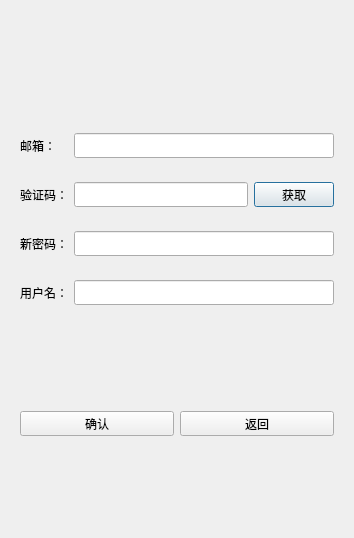
Above: wChat_client/resetdialog.ui from Eulernumber233/wChat before the change. Below: the same form after it.
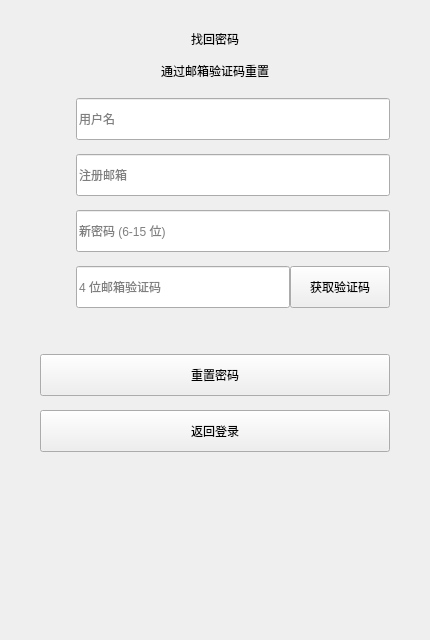
That is the form after the change. Custom widgets are drawn as their Qt base class.

```diff
--- a/wChat_client/resetdialog.ui
+++ b/wChat_client/resetdialog.ui
@@ -1,307 +1,207 @@
 <?xml version="1.0" encoding="UTF-8"?>
 <ui version="4.0">
  <class>ResetDialog</class>
- <widget class="QDialog" name="ResetDialog">
+ <widget class="QWidget" name="ResetDialog">
   <property name="geometry">
    <rect>
     <x>0</x>
     <y>0</y>
-    <width>354</width>
-    <height>538</height>
+    <width>430</width>
+    <height>640</height>
    </rect>
   </property>
-  <property name="windowTitle">
-   <string>Dialog</string>
+  <property name="minimumSize">
+   <size><width>430</width><height>640</height></size>
   </property>
-  <layout class="QVBoxLayout" name="verticalLayout">
+  <property name="maximumSize">
+   <size><width>430</width><height>640</height></size>
+  </property>
+  <layout class="QVBoxLayout" name="page_layout">
+   <property name="leftMargin"><number>40</number></property>
+   <property name="topMargin"><number>30</number></property>
+   <property name="rightMargin"><number>40</number></property>
+   <property name="bottomMargin"><number>36</number></property>
+   <property name="spacing"><number>14</number></property>
+
+   <item alignment="Qt::AlignHCenter">
+    <widget class="QLabel" name="auth_title">
+     <property name="text"><string>找回密码</string></property>
+     <property name="alignment"><set>Qt::AlignmentFlag::AlignCenter</set></property>
+    </widget>
+   </item>
+   <item alignment="Qt::AlignHCenter">
+    <widget class="QLabel" name="auth_sub">
+     <property name="text"><string>通过邮箱验证码重置</string></property>
+     <property name="alignment"><set>Qt::AlignmentFlag::AlignCenter</set></property>
+    </widget>
+   </item>
+
    <item>
-    <spacer name="verticalSpacer">
-     <property name="orientation">
-      <enum>Qt::Orientation::Vertical</enum>
-     </property>
-     <property name="sizeHint" stdset="0">
-      <size>
-       <width>20</width>
-       <height>40</height>
-      </size>
-     </property>
+    <spacer name="vs_before_fields">
+     <property name="orientation"><enum>Qt::Orientation::Vertical</enum></property>
+     <property name="sizeType"><enum>QSizePolicy::Policy::Fixed</enum></property>
+     <property name="sizeHint" stdset="0"><size><width>20</width><height>4</height></size></property>
     </spacer>
    </item>
+
+   <!-- Username -->
    <item>
-    <widget class="QLabel" name="err_tip">
-     <property name="minimumSize">
-      <size>
-       <width>0</width>
-       <height>25</height>
-      </size>
-     </property>
-     <property name="maximumSize">
-      <size>
-       <width>16777215</width>
-       <height>25</height>
-      </size>
-     </property>
-     <property name="text">
-      <string/>
-     </property>
-     <property name="alignment">
-      <set>Qt::AlignmentFlag::AlignCenter</set>
-     </property>
+    <widget class="QWidget" name="user_field" native="true">
+     <property name="minimumSize"><size><width>0</width><height>42</height></size></property>
+     <property name="maximumSize"><size><width>16777215</width><height>42</height></size></property>
+     <layout class="QHBoxLayout" name="user_field_layout">
+      <property name="leftMargin"><number>0</number></property>
+      <property name="topMargin"><number>0</number></property>
+      <property name="rightMargin"><number>0</number></property>
+      <property name="bottomMargin"><number>0</number></property>
+      <property name="spacing"><number>0</number></property>
+      <item>
+       <widget class="QLabel" name="user_icon">
+        <property name="minimumSize"><size><width>36</width><height>42</height></size></property>
+        <property name="maximumSize"><size><width>36</width><height>42</height></size></property>
+        <property name="text"><string/></property>
+        <property name="alignment"><set>Qt::AlignmentFlag::AlignCenter</set></property>
+       </widget>
+      </item>
+      <item>
+       <widget class="QLineEdit" name="user_edit">
+        <property name="minimumSize"><size><width>0</width><height>42</height></size></property>
+        <property name="placeholderText"><string>用户名</string></property>
+       </widget>
+      </item>
+     </layout>
     </widget>
    </item>
+
+   <!-- Email -->
    <item>
-    <widget class="QWidget" name="widget_2" native="true">
-     <layout class="QHBoxLayout" name="horizontalLayout_2">
+    <widget class="QWidget" name="email_field" native="true">
+     <property name="minimumSize"><size><width>0</width><height>42</height></size></property>
+     <property name="maximumSize"><size><width>16777215</width><height>42</height></size></property>
+     <layout class="QHBoxLayout" name="email_field_layout">
+      <property name="leftMargin"><number>0</number></property>
+      <property name="topMargin"><number>0</number></property>
+      <property name="rightMargin"><number>0</number></property>
+      <property name="bottomMargin"><number>0</number></property>
+      <property name="spacing"><number>0</number></property>
       <item>
-       <widget class="QLabel" name="email_lb">
-        <property name="minimumSize">
-         <size>
-          <width>48</width>
-          <height>25</height>
-         </size>
-        </property>
-        <property name="maximumSize">
-         <size>
-          <width>48</width>
-          <height>25</height>
-         </size>
-        </property>
-        <property name="text">
-         <string>邮箱：</string>
-        </property>
+       <widget class="QLabel" name="email_icon">
+        <property name="minimumSize"><size><width>36</width><height>42</height></size></property>
+        <property name="maximumSize"><size><width>36</width><height>42</height></size></property>
+        <property name="text"><string/></property>
+        <property name="alignment"><set>Qt::AlignmentFlag::AlignCenter</set></property>
        </widget>
       </item>
       <item>
        <widget class="QLineEdit" name="email_edit">
-        <property name="minimumSize">
-         <size>
-          <width>0</width>
-          <height>25</height>
-         </size>
-        </property>
-        <property name="maximumSize">
-         <size>
-          <width>16777215</width>
-          <height>25</height>
-         </size>
-        </property>
+        <property name="minimumSize"><size><width>0</width><height>42</height></size></property>
+        <property name="placeholderText"><string>注册邮箱</string></property>
        </widget>
       </item>
      </layout>
     </widget>
    </item>
+
+   <!-- New password -->
    <item>
-    <widget class="QWidget" name="widget_3" native="true">
-     <layout class="QHBoxLayout" name="horizontalLayout_3">
+    <widget class="QWidget" name="pwd_field" native="true">
+     <property name="minimumSize"><size><width>0</width><height>42</height></size></property>
+     <property name="maximumSize"><size><width>16777215</width><height>42</height></size></property>
+     <layout class="QHBoxLayout" name="pwd_field_layout">
+      <property name="leftMargin"><number>0</number></property>
+      <property name="topMargin"><number>0</number></property>
+      <property name="rightMargin"><number>0</number></property>
+      <property name="bottomMargin"><number>0</number></property>
+      <property name="spacing"><number>0</number></property>
       <item>
-       <widget class="QLabel" name="varify_lb">
-        <property name="minimumSize">
-         <size>
-          <width>0</width>
-          <height>25</height>
-         </size>
-        </property>
-        <property name="maximumSize">
-         <size>
-          <width>16777215</width>
-          <height>25</height>
-         </size>
-        </property>
-        <property name="text">
-         <string>验证码：</string>
-        </property>
+       <widget class="QLabel" name="pwd_icon">
+        <property name="minimumSize"><size><width>36</width><height>42</height></size></property>
+        <property name="maximumSize"><size><width>36</width><height>42</height></size></property>
+        <property name="text"><string/></property>
+        <property name="alignment"><set>Qt::AlignmentFlag::AlignCenter</set></property>
+       </widget>
+      </item>
+      <item>
+       <widget class="QLineEdit" name="pwd_edit">
+        <property name="minimumSize"><size><width>0</width><height>42</height></size></property>
+        <property name="placeholderText"><string>新密码 (6-15 位)</string></property>
+        <property name="echoMode"><enum>QLineEdit::Password</enum></property>
+       </widget>
+      </item>
+     </layout>
+    </widget>
+   </item>
+
+   <!-- Verify code field -->
+   <item>
+    <widget class="QWidget" name="varify_field" native="true">
+     <property name="minimumSize"><size><width>0</width><height>42</height></size></property>
+     <property name="maximumSize"><size><width>16777215</width><height>42</height></size></property>
+     <layout class="QHBoxLayout" name="varify_field_layout">
+      <property name="leftMargin"><number>0</number></property>
+      <property name="topMargin"><number>0</number></property>
+      <property name="rightMargin"><number>0</number></property>
+      <property name="bottomMargin"><number>0</number></property>
+      <property name="spacing"><number>0</number></property>
+      <item>
+       <widget class="QLabel" name="varify_icon">
+        <property name="minimumSize"><size><width>36</width><height>42</height></size></property>
+        <property name="maximumSize"><size><width>36</width><height>42</height></size></property>
+        <property name="text"><string/></property>
+        <property name="alignment"><set>Qt::AlignmentFlag::AlignCenter</set></property>
        </widget>
       </item>
       <item>
        <widget class="QLineEdit" name="varify_edit">
-        <property name="minimumSize">
-         <size>
-          <width>0</width>
-          <height>25</height>
-         </size>
-        </property>
-        <property name="maximumSize">
-         <size>
-          <width>16777215</width>
-          <height>25</height>
-         </size>
-        </property>
+        <property name="minimumSize"><size><width>0</width><height>42</height></size></property>
+        <property name="maxLength"><number>4</number></property>
+        <property name="placeholderText"><string>4 位邮箱验证码</string></property>
        </widget>
       </item>
       <item>
        <widget class="TimerBtn" name="varify_btn">
-        <property name="minimumSize">
-         <size>
-          <width>0</width>
-          <height>25</height>
-         </size>
-        </property>
-        <property name="maximumSize">
-         <size>
-          <width>16777215</width>
-          <height>25</height>
-         </size>
-        </property>
-        <property name="text">
-         <string>获取</string>
-        </property>
+        <property name="minimumSize"><size><width>100</width><height>42</height></size></property>
+        <property name="maximumSize"><size><width>110</width><height>42</height></size></property>
+        <property name="text"><string>获取验证码</string></property>
        </widget>
       </item>
      </layout>
     </widget>
    </item>
+
    <item>
-    <widget class="QWidget" name="widget_4" native="true">
-     <layout class="QHBoxLayout" name="horizontalLayout_4">
-      <item>
-       <widget class="QLabel" name="pwd_lb">
-        <property name="minimumSize">
-         <size>
-          <width>0</width>
-          <height>25</height>
-         </size>
-        </property>
-        <property name="maximumSize">
-         <size>
-          <width>16777215</width>
-          <height>25</height>
-         </size>
-        </property>
-        <property name="text">
-         <string>新密码：</string>
-        </property>
-       </widget>
-      </item>
-      <item>
-       <widget class="QLineEdit" name="pwd_edit">
-        <property name="minimumSize">
-         <size>
-          <width>0</width>
-          <height>25</height>
-         </size>
-        </property>
-        <property name="maximumSize">
-         <size>
-          <width>16777215</width>
-          <height>25</height>
-         </size>
-        </property>
-       </widget>
-      </item>
-     </layout>
+    <widget class="QLabel" name="err_tip">
+     <property name="minimumSize"><size><width>0</width><height>18</height></size></property>
+     <property name="maximumSize"><size><width>16777215</width><height>18</height></size></property>
+     <property name="text"><string/></property>
+     <property name="alignment"><set>Qt::AlignmentFlag::AlignLeading|Qt::AlignmentFlag::AlignLeft|Qt::AlignmentFlag::AlignVCenter</set></property>
     </widget>
    </item>
+
    <item>
-    <widget class="QWidget" name="widget" native="true">
-     <layout class="QHBoxLayout" name="horizontalLayout">
-      <item>
-       <widget class="QLabel" name="user_lb">
-        <property name="minimumSize">
-         <size>
-          <width>0</width>
-          <height>25</height>
-         </size>
-        </property>
-        <property name="maximumSize">
-         <size>
-          <width>16777215</width>
-          <height>25</height>
-         </size>
-        </property>
-        <property name="text">
-         <string>用户名：</string>
-        </property>
-       </widget>
-      </item>
-      <item>
-       <widget class="QLineEdit" name="user_edit">
-        <property name="minimumSize">
-         <size>
-          <width>0</width>
-          <height>25</height>
-         </size>
-        </property>
-        <property name="maximumSize">
-         <size>
-          <width>16777215</width>
-          <height>25</height>
-         </size>
-        </property>
-       </widget>
-      </item>
-     </layout>
+    <widget class="QPushButton" name="sure_btn">
+     <property name="minimumSize"><size><width>0</width><height>42</height></size></property>
+     <property name="maximumSize"><size><width>16777215</width><height>42</height></size></property>
+     <property name="text"><string>重置密码</string></property>
     </widget>
    </item>
+
    <item>
-    <spacer name="verticalSpacer_2">
-     <property name="orientation">
-      <enum>Qt::Orientation::Vertical</enum>
-     </property>
-     <property name="sizeHint" stdset="0">
-      <size>
-       <width>20</width>
-       <height>40</height>
-      </size>
-     </property>
-    </spacer>
-   </item>
-   <item>
-    <widget class="QWidget" name="widget_5" native="true">
-     <layout class="QHBoxLayout" name="horizontalLayout_5">
-      <item>
-       <widget class="QPushButton" name="sure_btn">
-        <property name="minimumSize">
-         <size>
-          <width>0</width>
-          <height>25</height>
-         </size>
-        </property>
-        <property name="maximumSize">
-         <size>
-          <width>16777215</width>
-          <height>25</height>
-         </size>
-        </property>
-        <property name="text">
-         <string>确认</string>
-        </property>
-       </widget>
-      </item>
-      <item>
-       <widget class="QPushButton" name="return_btn">
-        <property name="minimumSize">
-         <size>
-          <width>0</width>
-          <height>25</height>
-         </size>
-        </property>
-        <property name="maximumSize">
-         <size>
-          <width>16777215</width>
-          <height>25</height>
-         </size>
-        </property>
-        <property name="text">
-         <string>返回</string>
-        </property>
-       </widget>
-      </item>
-     </layout>
+    <widget class="QPushButton" name="return_btn">
+     <property name="minimumSize"><size><width>0</width><height>42</height></size></property>
+     <property name="maximumSize"><size><width>16777215</width><height>42</height></size></property>
+     <property name="text"><string>返回登录</string></property>
     </widget>
    </item>
+
    <item>
-    <spacer name="verticalSpacer_3">
-     <property name="orientation">
-      <enum>Qt::Orientation::Vertical</enum>
-     </property>
-     <property name="sizeHint" stdset="0">
-      <size>
-       <width>20</width>
-       <height>40</height>
-      </size>
-     </property>
+    <spacer name="vs_bottom">
+     <property name="orientation"><enum>Qt::Orientation::Vertical</enum></property>
+     <property name="sizeType"><enum>QSizePolicy::Policy::Expanding</enum></property>
+     <property name="sizeHint" stdset="0"><size><width>20</width><height>10</height></size></property>
     </spacer>
    </item>
+
   </layout>
  </widget>
  <customwidgets>
```
Left out of the diff: 2 changed lines with no effect on the pictures.
